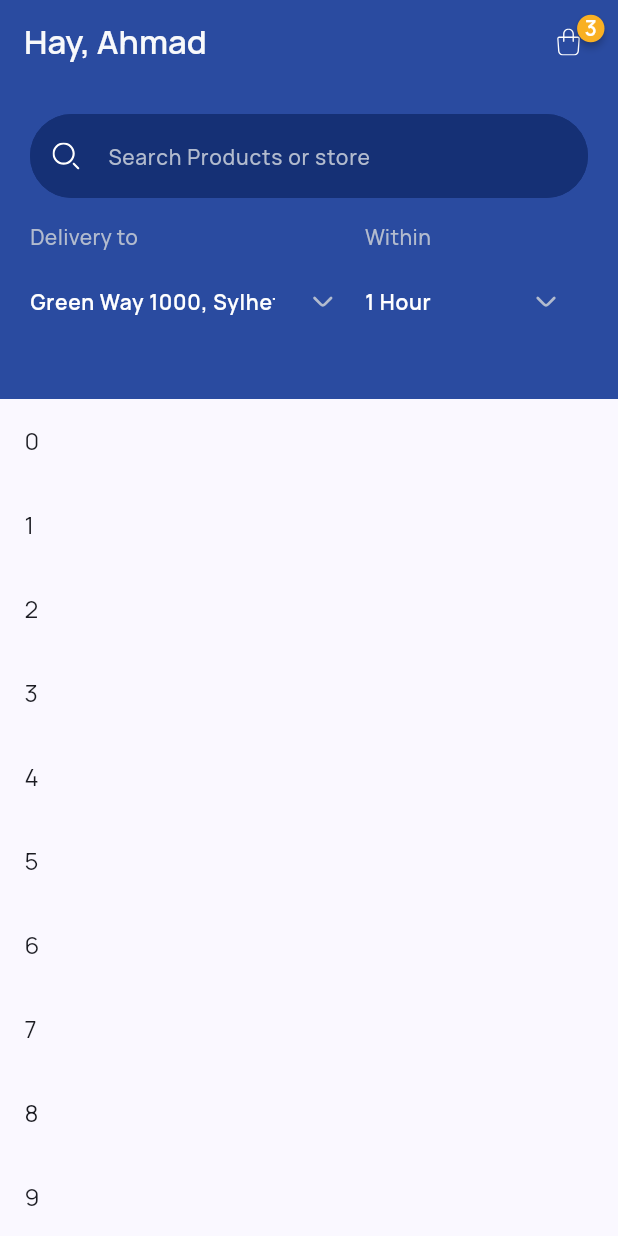
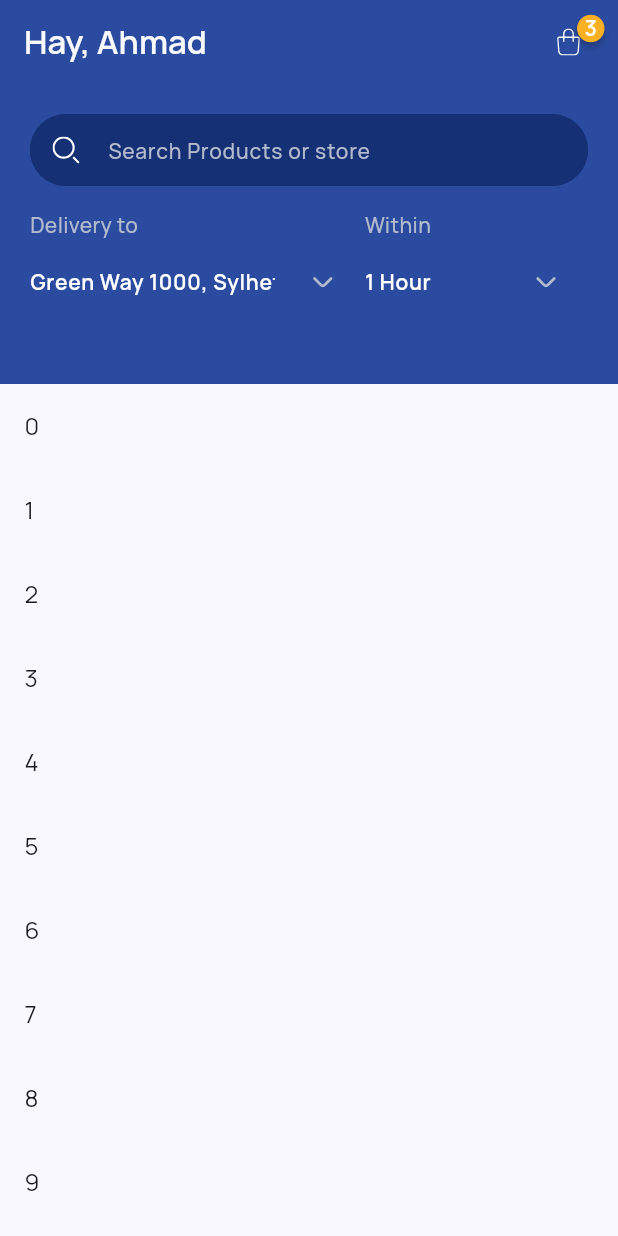
Before and after one commit to Ahmad-Nour-Haidar/shopping-app, a Flutter app: the HomeScreen screen opened by its route, on a phone screen of 412 x 824 dp. Run offline on Flutter 3.47's test engine with Material 3 defaults, Android fonts, the phone set to English and light mode, and no system bars; drawn by our look-alikes of badges; our stand-ins replace flutter_svg, gap, go_router, smooth_page_indicator.

Commit message:
buildSliverAppBar

```diff
--- a/lib/screens/home_screen/home_screen.dart
+++ b/lib/screens/home_screen/home_screen.dart
@@ -13,6 +13,14 @@ class HomeScreen extends StatelessWidget {
 
   @override
   Widget build(BuildContext context) {
+    final pattern = RegExp(r'\d{1,2} % \s*OFF');
+
+    final offers = <String>[
+      'Get 50 % OFF on first 5 orders',
+      'Get 30 % OFF on first 3 orders',
+      'Get 10 % OFF on first 1 orders',
+    ];
+    print(offers.map((e) => e.split(pattern)));
     return Scaffold(
       appBar: AppBar(
         backgroundColor: AppColor.deepBlue,
--- a/lib/screens/home_screen/widgets/build_sliver_app_bar.dart
+++ b/lib/screens/home_screen/widgets/build_sliver_app_bar.dart
@@ -1,3 +1,4 @@
+import 'package:flutter/cupertino.dart';
 import 'package:flutter/material.dart';
 import 'package:gap/gap.dart';
 
@@ -27,7 +28,7 @@ SliverAppBar buildSliverAppBar() {
     backgroundColor: AppColor.deepBlue,
     // pinned: true,
     floating: true,
-    expandedHeight: 210.0,
+    expandedHeight: 200.0,
     flexibleSpace: FlexibleSpaceBar(
       titlePadding: const EdgeInsets.symmetric(
         horizontal: 20,
@@ -40,6 +41,7 @@ SliverAppBar buildSliverAppBar() {
             TextFormField(
               decoration: const InputDecoration(
                 hintText: 'Search Products or store',
+                contentPadding: EdgeInsets.all(0),
                 hintStyle: AppTextStyle.f14w500lightBlueGrey,
                 prefixIcon: SvgImage(
                   path: AppSvg.search,
--- a/lib/screens/home_screen/widgets/custom_dropdown_menu.dart
+++ b/lib/screens/home_screen/widgets/custom_dropdown_menu.dart
@@ -1,5 +1,4 @@
 import 'package:flutter/material.dart';
-import 'package:gap/gap.dart';
 import 'package:ptc_quiz2/core/extensions/build_context_extensions.dart';
 import 'dart:math' show pi;
 import '../../../core/assets/app_svg.dart';
@@ -37,7 +36,6 @@ class CustomDropdownMenu<T> extends StatelessWidget {
           title,
           style: AppTextStyle.f14w500lightBlueGrey,
         ),
-        const Gap(5),
         LayoutBuilder(
           builder: (context, constraints) {
             return Theme(
@@ -52,10 +50,11 @@ class CustomDropdownMenu<T> extends StatelessWidget {
                   border: InputBorder.none,
                   focusedBorder: InputBorder.none,
                   enabledBorder: InputBorder.none,
-                  contentPadding: EdgeInsets.symmetric(
-                    horizontal: 0,
-                    vertical: 0,
-                  ),
+                  contentPadding: EdgeInsets.all(0),
+                  // contentPadding: EdgeInsets.symmetric(
+                  //   horizontal: 0,
+                  //   vertical: 0,
+                  // ),
                 ),
               ),
               child: DropdownMenu(
```
